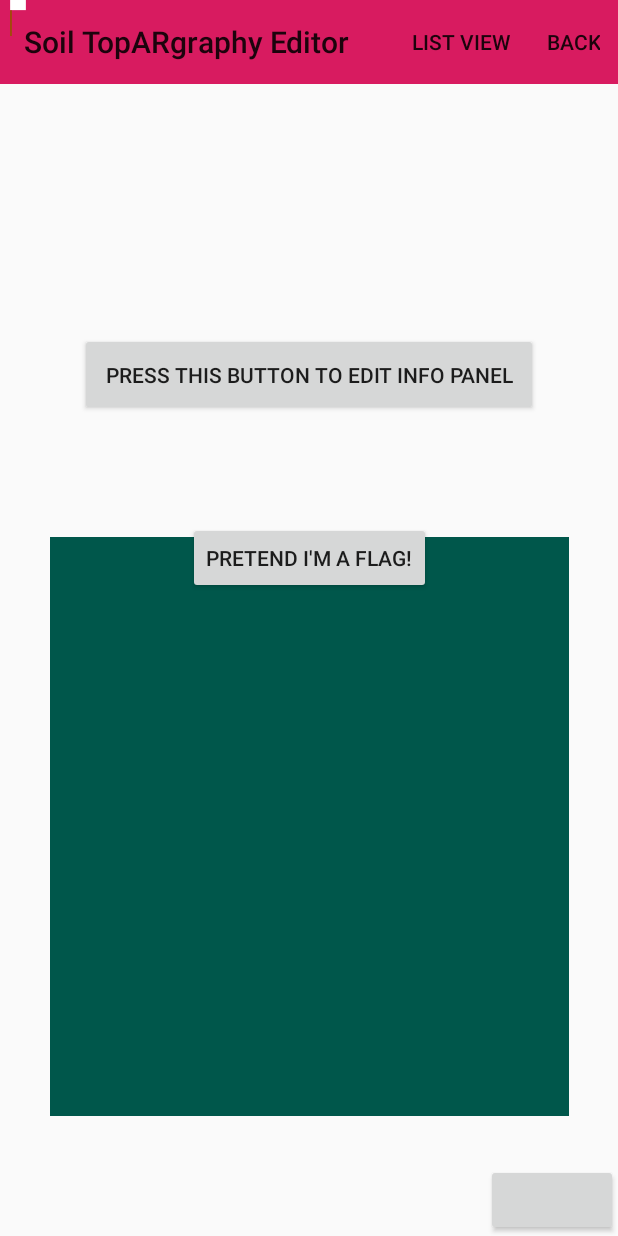
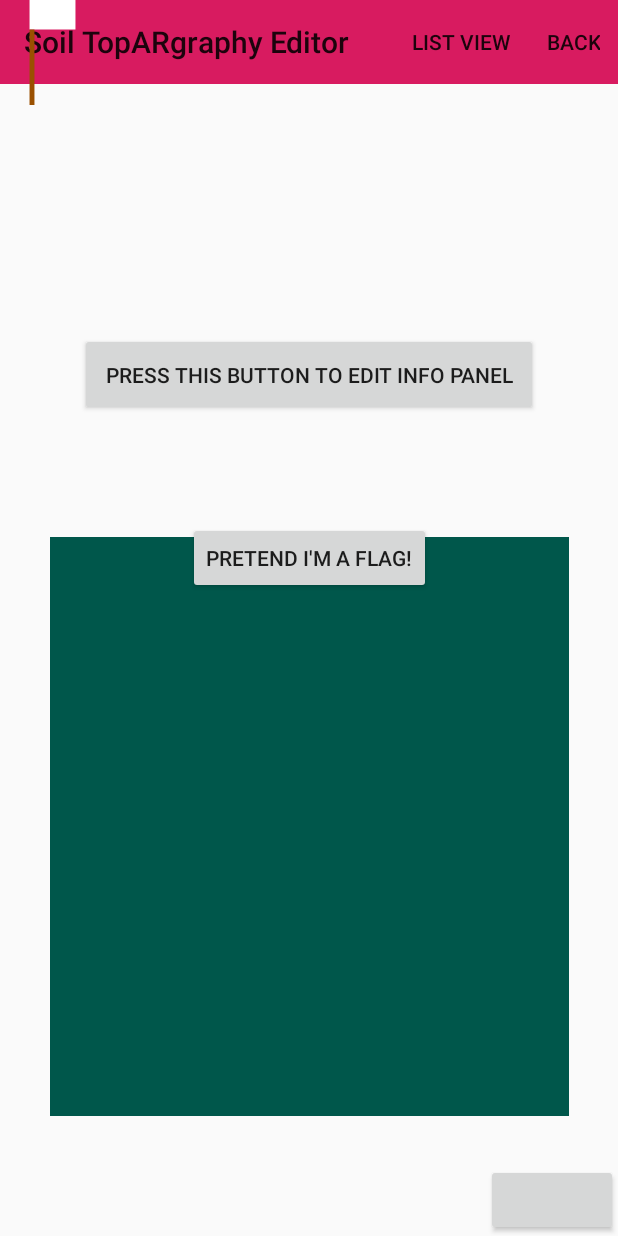
Before and after one commit to ubclaunchpad/soil-topARgraphy, an Android app: the screen it shows after launch (MainActivity), after a tap on an icon or button, on a phone screen of 412 x 824 dp. Run offline under Robolectric (Android 15) with nearby library versions, the phone set to English and light mode, and no system bars; our stand-ins replace Room's generated code.

Commit message:
displayFlag

```diff
--- a/editor/app/src/main/java/ca/ubc/eml/soiltopargraphy/editor/ui/main/MainFragment.kt
+++ b/editor/app/src/main/java/ca/ubc/eml/soiltopargraphy/editor/ui/main/MainFragment.kt
@@ -1,20 +1,17 @@
 package ca.ubc.eml.soiltopargraphy.editor.ui.main
 
-import android.app.ActionBar
 import android.arch.lifecycle.ViewModelProviders
 
 import android.net.Uri
 
 import android.os.Bundle
+import android.support.constraint.ConstraintLayout
+import android.support.constraint.ConstraintSet
 import android.support.v4.app.Fragment
 import android.support.v7.app.AppCompatActivity
 import android.support.v7.widget.Toolbar
 import android.view.*
-import android.widget.AbsoluteLayout
-import android.widget.Button
-
-import android.widget.ImageView
-import android.widget.RelativeLayout
+import android.widget.*
 
 import ca.ubc.eml.soiltopargraphy.editor.JsonUtil
 
@@ -25,7 +22,6 @@ import ca.ubc.eml.soiltopargraphy.editor.ui.infopanel.DescriptionPanelFragment
 import ca.ubc.eml.soiltopargraphy.editor.ui.infopanel.InfoPanel
 import ca.ubc.eml.soiltopargraphy.editor.ui.quizpanel.QuestionnairePanel
 import ca.ubc.eml.soiltopargraphy.editor.ui.terrain.TerrainListFragment
-import kotlinx.android.synthetic.main.main_fragment.*
 
 
 class MainFragment : Fragment() {
@@ -36,15 +32,16 @@ class MainFragment : Fragment() {
 
     private lateinit var mViewModel: MainViewModel
 
-    private fun onCreateInfoButtonClick(view: View){
+    private fun onCreateInfoButtonClick(view: View) {
         val manager = activity?.supportFragmentManager
-        if(manager!=null){
+        if (manager != null) {
             val transaction = manager.beginTransaction()
             transaction.replace(R.id.container, DescriptionPanelFragment.newInstance())
             transaction.addToBackStack(null)
             transaction.commit()
         }
     }
+
     override fun onCreateView(inflater: LayoutInflater, container: ViewGroup?,
                               savedInstanceState: Bundle?): View {
         val view = inflater.inflate(R.layout.main_fragment, container, false)
@@ -90,16 +87,20 @@ class MainFragment : Fragment() {
 
             //Add flag to centre of screen
 
-            view.findViewById<View>(R.id.imageView2)
-            val relativLayout: RelativeLayout = RelativeLayout(this.context)
-            //relativLayout.layout(0, 0, 0, 0)
-            relativLayout.layoutParams = ViewGroup.LayoutParams(view.width, view.height)
-            (view as ViewGroup).addView(relativLayout)
-            var flagImage: ImageView = ImageView(this.context)
+            val relativeLayout = RelativeLayout(this.context)
+
+            val layoutParams = RelativeLayout.LayoutParams(
+                    RelativeLayout.LayoutParams.MATCH_PARENT,
+                    RelativeLayout.LayoutParams.MATCH_PARENT)
+            layoutParams.addRule(RelativeLayout.CENTER_IN_PARENT)
+
+            relativeLayout.layoutParams = layoutParams
+            (view as ViewGroup).addView(relativeLayout)
+
+            var flagImage = ImageView(this.context)
             flagImage.setImageResource(R.drawable.ic_flag)
-            var layoutParams = flagImage.layoutParams
-            layoutParams.apply { relativLayout.gravity = 50 }
-            relativLayout.addView(flagImage)
+
+            relativeLayout.addView(flagImage)
         }
 
         return view
@@ -119,9 +120,9 @@ class MainFragment : Fragment() {
     override fun onOptionsItemSelected(item: MenuItem?): Boolean {
 
         //THIS IS A HARDCODED FLAG FOR TESTING PURPOSES ONLY
-        val questionnaire = QuestionnairePanel("","","","","")
+        val questionnaire = QuestionnairePanel("", "", "", "", "")
         val infoPanel = InfoPanel("", "", Uri.EMPTY, questionnaire)
-        val flag = Flag("", 0.toFloat(), 0.toFloat(), infoPanel, 1,1)
+        val flag = Flag("", 0.toFloat(), 0.toFloat(), infoPanel, 1, 1)
 
         val manager = activity!!.supportFragmentManager
         val transaction = manager.beginTransaction()
--- a/editor/app/src/main/res/drawable/ic_flag.xml
+++ b/editor/app/src/main/res/drawable/ic_flag.xml
@@ -1,5 +1,6 @@
-<vector android:height="24dp" android:viewportHeight="128"
-    android:viewportWidth="128" android:width="24dp" xmlns:android="http://schemas.android.com/apk/res/android">
+<vector
+    android:height="70dp" android:viewportHeight="128"
+    android:viewportWidth="128" android:width="70dp" xmlns:android="http://schemas.android.com/apk/res/android">
     <path android:fillColor="#ffffff" android:pathData="M36,0l56,0l0,36l-56,0z"/>
     <path android:fillColor="#9A5000" android:pathData="M36,36h6v92h-6z"/>
 </vector>
--- a/editor/app/src/main/res/layout/main_fragment.xml
+++ b/editor/app/src/main/res/layout/main_fragment.xml
@@ -13,7 +13,8 @@
         android:layout_height="wrap_content"
         android:background="@color/colorAccent"
         android:minHeight="?attr/actionBarSize"
-        android:theme="?attr/actionBarTheme" />
+        android:theme="?attr/actionBarTheme"
+        app:layout_constraintTop_toTopOf="parent" />
 
     <Button
         android:id="@+id/create_info_button"
@@ -65,7 +66,6 @@
         app:layout_constraintBottom_toBottomOf="parent"
         app:layout_constraintEnd_toEndOf="parent"
         app:layout_constraintStart_toStartOf="parent"
-        app:layout_constraintTop_toBottomOf="@+id/create_info_button" />
-
+        app:layout_constraintTop_toBottomOf="@+id/create_info_button"/>
 
 </android.support.constraint.ConstraintLayout>
--- a/editor/build.gradle
+++ b/editor/build.gradle
@@ -7,8 +7,8 @@ buildscript {
         jcenter()
     }
     dependencies {
-        classpath 'com.android.tools.build:gradle:3.2.1'
-        classpath "org.jetbrains.kotlin:kotlin-gradle-plugin:$kotlin_version"
+        classpath 'com.android.tools.build:gradle:3.3.0'
+        classpath "org.jetbrains.kotlin:kotlin-gradle-plugin:1.3.0"
 
         // NOTE: Do not place your application dependencies here; they belong
         // in the individual module build.gradle files
```
Also changed, not shown: editor/gradle/wrapper/gradle-wrapper.properties.
